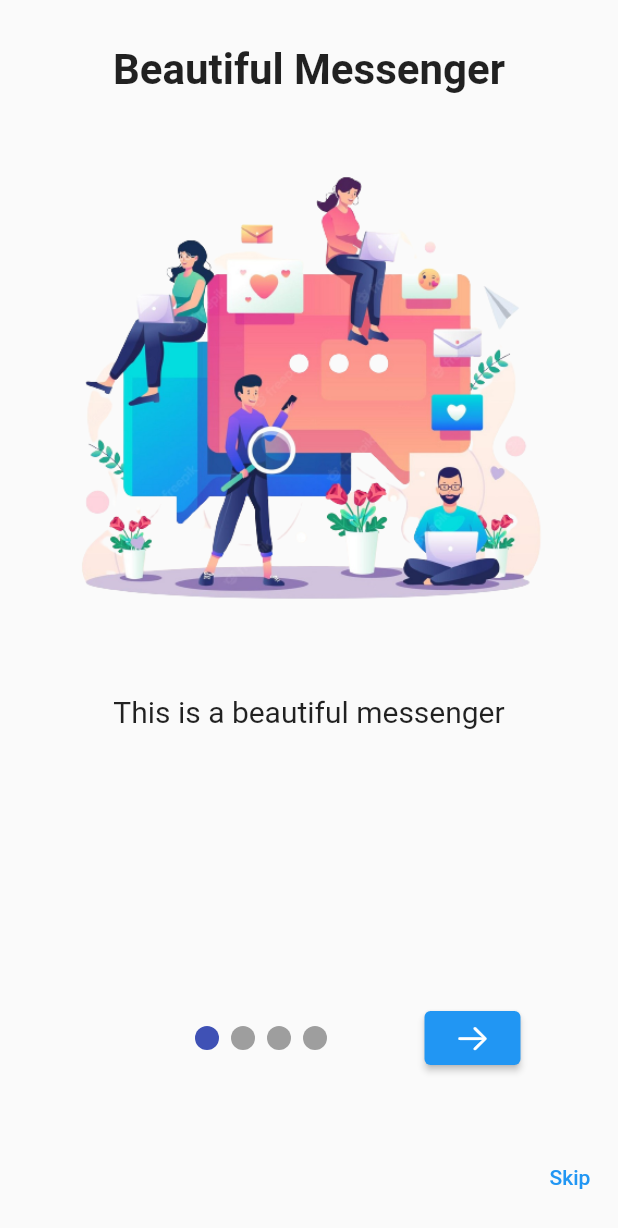
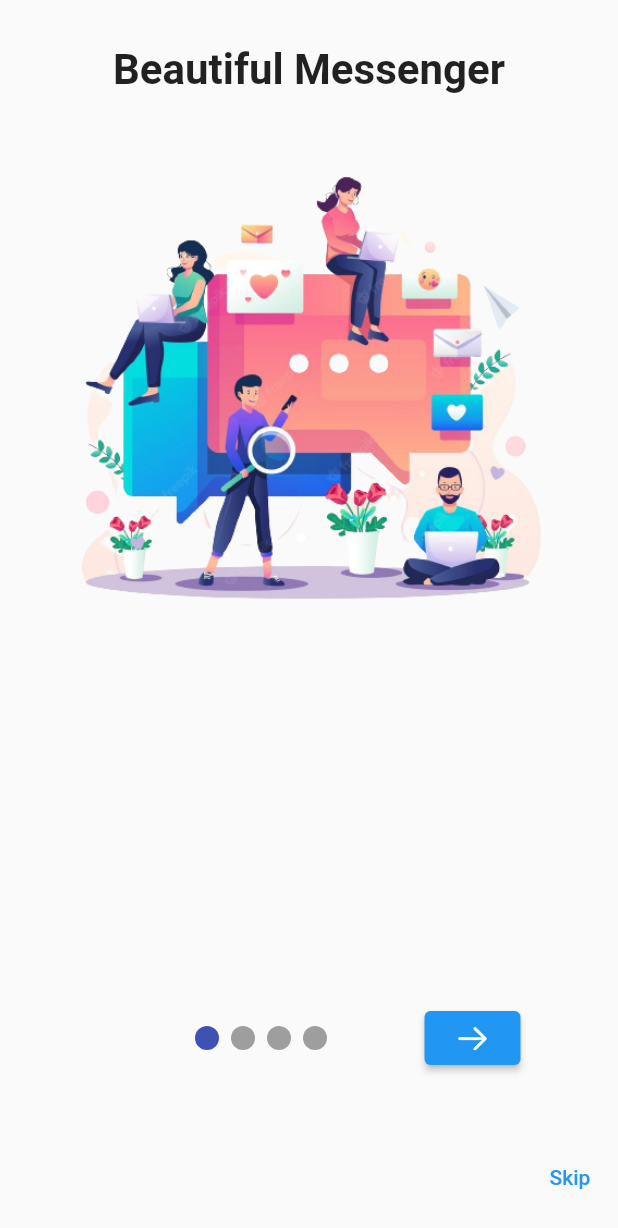
Before and after one commit to hosseinkhojany/messenger, a Flutter app: the screen it shows after launch, on a phone screen of 412 x 824 dp. Shown: the top 1228 px of the screen. Run offline on Flutter 3.47's test engine with Material 2 defaults, Android fonts, the phone set to English and light mode, and no system bars; drawn by our look-alikes of smooth_page_indicator; our stand-ins replace bloc, dio, flutter_bloc, flutter_neumorphic, flutter_sticky_header, get and 3 more; missing offline and left inert: dart:html; network calls fail.

Commit message:
fix: merge with master

```diff
--- a/lib/presentation/introScreen/data/page_view_data.dart
+++ b/lib/presentation/introScreen/data/page_view_data.dart
@@ -1,4 +1,4 @@
-import 'package:telegram_flutter/presentation/introScreen/resources/asset_manager.dart';
+import 'package:telegram_flutter/gen/assets.gen.dart';
 
 class PageViewData {
   final String title;
@@ -12,18 +12,18 @@ class PageViewData {
 final pageViewData = [
   PageViewData(
       title: 'Beautiful Messenger',
-      subtitle: 'This is a beautiful messenger',
-      imagePath: AssetManager.beautifulMessengerPath),
+      subtitle: '',
+      imagePath: Assets.images.beautifulMessenger.path),
   PageViewData(
       title: 'Personalizable',
       subtitle: '',
-      imagePath: AssetManager.beautifulMessengerPath),
+      imagePath: Assets.images.beautifulMessenger.path),
   PageViewData(
       title: 'Cross platform',
       subtitle: '',
-      imagePath: AssetManager.crossPlatformPath),
+      imagePath: Assets.images.crossPlatform.path),
   PageViewData(
       title: 'Open Source',
       subtitle: '',
-      imagePath: AssetManager.openSourcerPath),
+      imagePath:Assets.images.openSource.path),
 ];
--- a/lib/presentation/introScreen/resources/asset_manager.dart
+++ /dev/null
@@ -1,6 +0,0 @@
-class AssetManager {
-  static const String beautifulMessengerPath =
-      'assets/images/beautiful_messenger.png';
-  static const String crossPlatformPath = 'assets/images/cross_platform.png';
-  static const String openSourcerPath = 'assets/images/open_source.png';
-}
--- a/pubspec.yaml
+++ b/pubspec.yaml
@@ -26,6 +26,7 @@ dependencies:
   shared_preferences: ^2.0.15
   flutter_sticky_header: ^0.6.2
   lottie: ^1.3.0
+  smooth_page_indicator: ^1.0.0+2
 
 #  image_compression_flutter: ^1.0.2
 #  image: ^3.0.2
```
Also changed, not shown: lib/gen/assets.gen.dart (+12 -0 lines).
